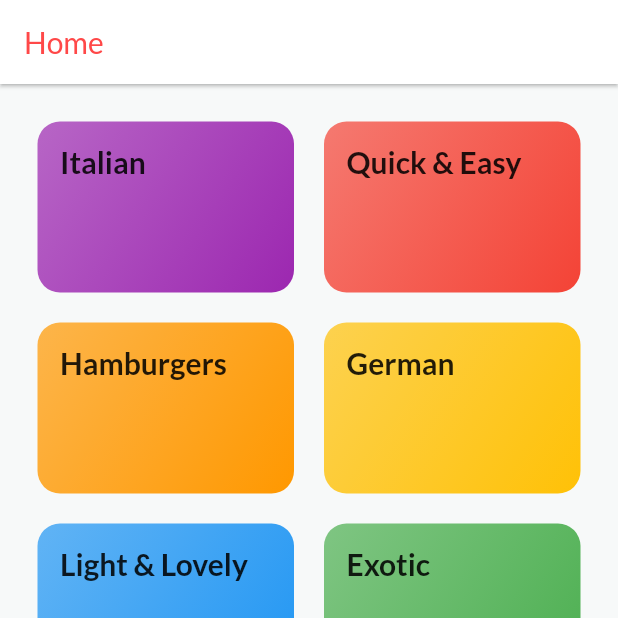
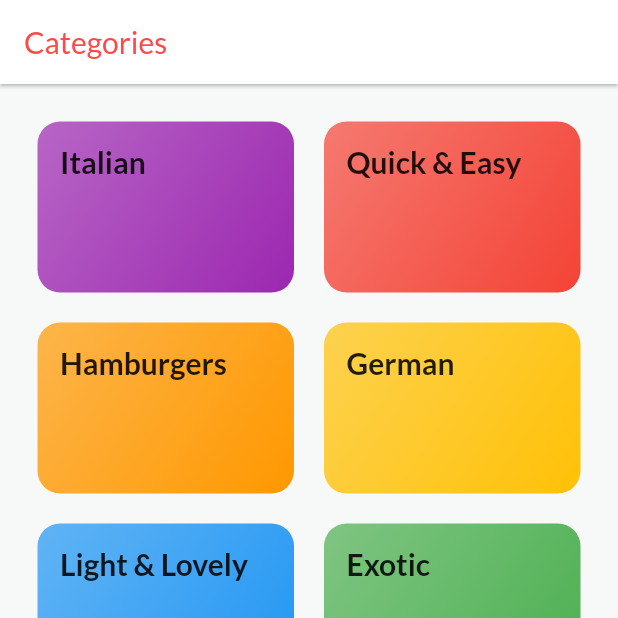
Before and after one commit to DEEPAK-crypto/FoodApp, a Flutter app: the screen it shows after launch, on a phone screen of 412 x 824 dp, the top half of it. Run offline on Flutter 3.47's test engine with Material 2 defaults, Android fonts, the phone set to English and light mode, and no system bars.

Commit message:
dynamic title

```diff
--- a/lib/screens/tabs_screen.dart
+++ b/lib/screens/tabs_screen.dart
@@ -8,9 +8,9 @@ class TabScreens extends StatefulWidget {
 }
 
 class _TabScreensState extends State<TabScreens> {
-  final List<Widget> _pages = [
-    CategoriesScreen(),
-    FavouriteScreen(),
+  final List<Map<String, Object>> _pages = [
+    {'page': CategoriesScreen(), 'title': 'Categories'},
+    {'page': FavouriteScreen(), 'title': 'Favourites'},
   ];
 
   int _selectedPageIndex = 0;
@@ -26,7 +26,7 @@ class _TabScreensState extends State<TabScreens> {
     return Scaffold(
       appBar: AppBar(
         title: Text(
-          'Home',
+          _pages[_selectedPageIndex]['title'].toString(),
           style: TextStyle(
             color: Color.fromRGBO(255, 72, 72, 1),
           ),
@@ -35,7 +35,7 @@ class _TabScreensState extends State<TabScreens> {
         iconTheme: IconThemeData(color: Colors.black),
         elevation: 1,
       ),
-      body: _pages[_selectedPageIndex],
+      body: _pages[_selectedPageIndex]['page'] as Widget,
       bottomNavigationBar: BottomNavigationBar(
         onTap: _selectPage,
         backgroundColor: Colors.white,
```
